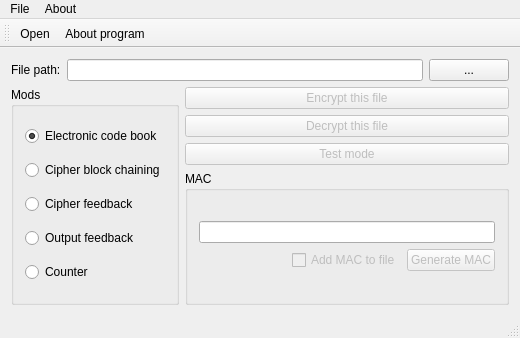
Old version of the form mainwindow.ui in the repository no3utuff4uk/mr.GOSTec.
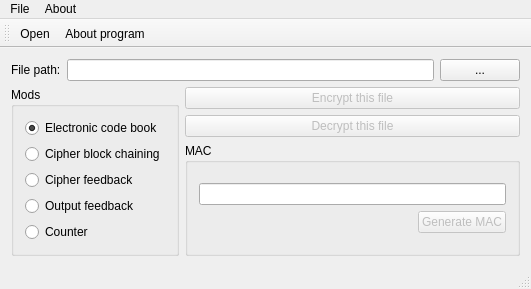
New version of the form. Icons and pictures are not drawn.

What changed in the file:
```diff
--- a/mainwindow.ui
+++ b/mainwindow.ui
@@ -6,8 +6,8 @@
    <rect>
     <x>0</x>
     <y>0</y>
-    <width>520</width>
-    <height>338</height>
+    <width>531</width>
+    <height>283</height>
    </rect>
   </property>
   <property name="windowTitle">
@@ -126,16 +126,6 @@
               </property>
              </widget>
             </item>
-            <item>
-             <widget class="QPushButton" name="testButton">
-              <property name="enabled">
-               <bool>false</bool>
-              </property>
-              <property name="text">
-               <string>Test mode</string>
-              </property>
-             </widget>
-            </item>
             <item>
              <widget class="QGroupBox" name="groupBox">
               <property name="title">
@@ -173,16 +163,6 @@
                      </property>
                     </spacer>
                    </item>
-                   <item>
-                    <widget class="QCheckBox" name="checkBox">
-                     <property name="enabled">
-                      <bool>false</bool>
-                     </property>
-                     <property name="text">
-                      <string>Add MAC to file</string>
-                     </property>
-                    </widget>
-                   </item>
                    <item>
                     <widget class="QPushButton" name="generateMAC">
                      <property name="enabled">
@@ -215,7 +195,7 @@
     <rect>
      <x>0</x>
      <y>0</y>
-     <width>520</width>
+     <width>531</width>
      <height>21</height>
     </rect>
    </property>
```
